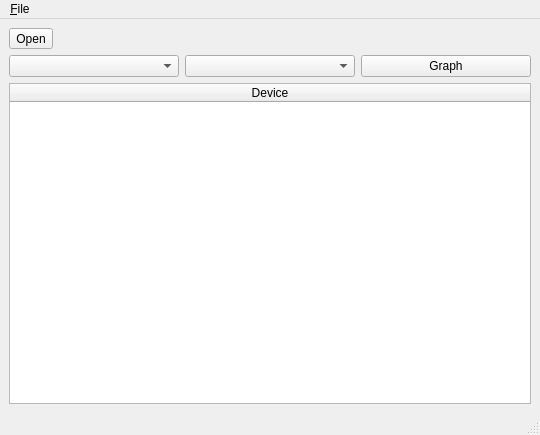
The window that sarview.ui (kellyjf/pysar) describes before a commit, drawn with Qt 5.
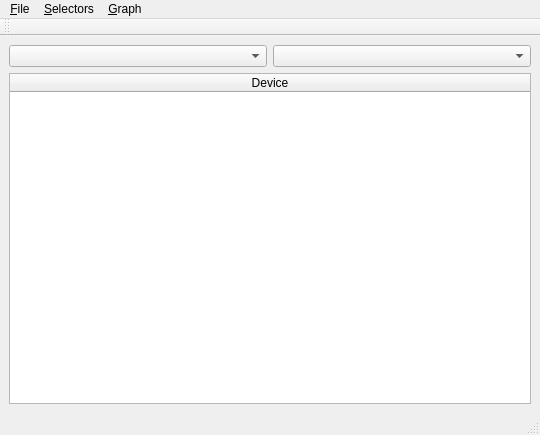
The same window after the commit.

```diff
--- a/sarview.ui
+++ b/sarview.ui
@@ -15,13 +15,6 @@
   </property>
   <widget class="QWidget" name="centralwidget">
    <layout class="QVBoxLayout" name="verticalLayout">
-    <item>
-     <widget class="QToolButton" name="toolButton">
-      <property name="text">
-       <string>Open</string>
-      </property>
-     </widget>
-    </item>
     <item>
      <layout class="QHBoxLayout" name="horizontalLayout">
       <item>
@@ -30,13 +23,6 @@
       <item>
        <widget class="QComboBox" name="metricCombo"/>
       </item>
-      <item>
-       <widget class="QPushButton" name="graphButton">
-        <property name="text">
-         <string>Graph</string>
-        </property>
-       </widget>
-      </item>
      </layout>
     </item>
     <item>
@@ -82,9 +68,39 @@
     <addaction name="separator"/>
     <addaction name="action_Quit"/>
    </widget>
+   <widget class="QMenu" name="menuGraph">
+    <property name="title">
+     <string>&amp;Graph</string>
+    </property>
+    <addaction name="action_Plot"/>
+    <addaction name="separator"/>
+    <addaction name="action_Lines"/>
+    <addaction name="separator"/>
+    <addaction name="action_All"/>
+   </widget>
+   <widget class="QMenu" name="menu_Selectors">
+    <property name="title">
+     <string>&amp;Selectors</string>
+    </property>
+    <addaction name="action_Devices"/>
+    <addaction name="action_Metrics"/>
+   </widget>
    <addaction name="menu_File"/>
+   <addaction name="menu_Selectors"/>
+   <addaction name="menuGraph"/>
   </widget>
   <widget class="QStatusBar" name="statusbar"/>
+  <widget class="QToolBar" name="toolBar">
+   <property name="windowTitle">
+    <string>toolBar</string>
+   </property>
+   <attribute name="toolBarArea">
+    <enum>TopToolBarArea</enum>
+   </attribute>
+   <attribute name="toolBarBreak">
+    <bool>false</bool>
+   </attribute>
+  </widget>
   <action name="action_Open">
    <property name="text">
     <string>&amp;Open</string>
```
Left out of the diff: 77 changed lines with no effect on the pictures.
